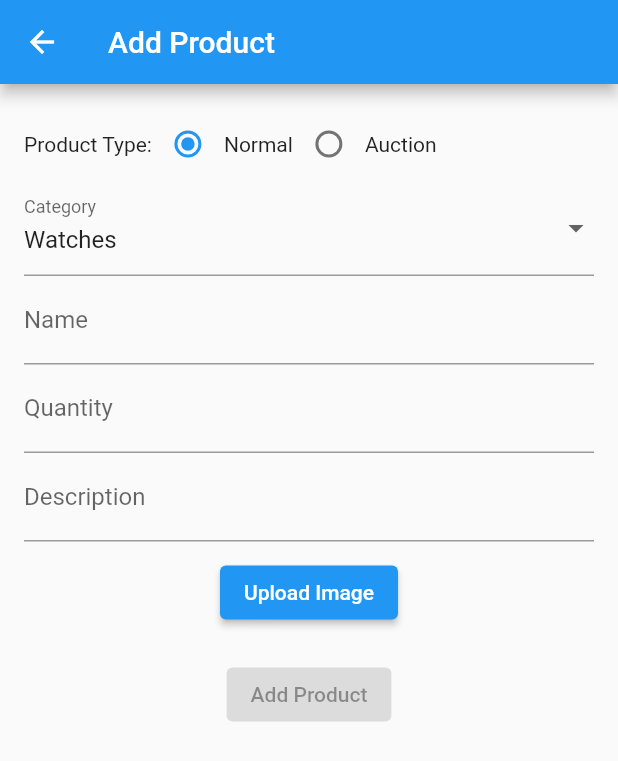
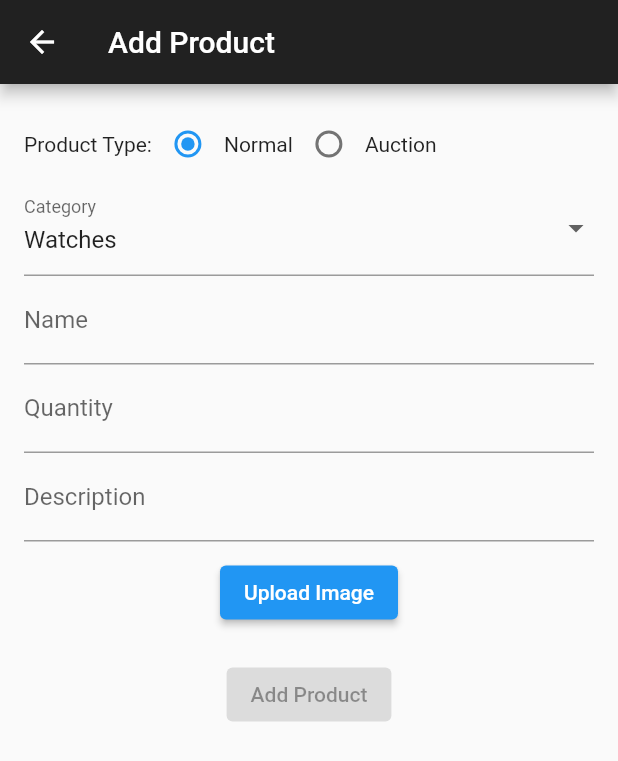
Before and after one commit to OmeshSachethana/UEE_Project, a Flutter app: the MyProductsPage screen opened directly, after a tap on the "add" icon, on a phone screen of 412 x 824 dp. Shown: the top 761 px of the screen. Run offline on Flutter 3.47's test engine with Material 2 defaults, Android fonts, the light colour scheme and no system bars; our stand-ins replace cloud_firestore, firebase_auth, firebase_core, firebase_storage, google_sign_in, image_picker and 2 more; missing offline and left inert: flutter_paypal; accounts and stored records are empty.

Commit message:
changed appbar color

```diff
--- a/lib/pages/add_product.dart
+++ b/lib/pages/add_product.dart
@@ -124,6 +124,7 @@ class _AddProductPageState extends State<AddProductPage> {
   Widget build(BuildContext context) {
     return Scaffold(
       appBar: AppBar(
+        backgroundColor: Colors.grey[900],
         title: const Text('Add Product'),
       ),
       body: Padding(
--- a/lib/pages/auction_products_page.dart
+++ b/lib/pages/auction_products_page.dart
@@ -34,6 +34,7 @@ class _AuctionProductsPageState extends State<AuctionProductsPage> {
   Widget build(BuildContext context) {
     return Scaffold(
       appBar: AppBar(
+        backgroundColor: Colors.grey[900],
         title: Text('Auction Products'),
       ),
       backgroundColor: Color.fromARGB(255, 218, 245, 209),
--- a/lib/pages/my_products_page.dart
+++ b/lib/pages/my_products_page.dart
@@ -211,6 +211,7 @@ class MyProductsPage extends StatelessWidget {
   Widget build(BuildContext context) {
     return Scaffold(
       appBar: AppBar(
+        backgroundColor: Colors.grey[900],
         title: Text('My Products'),
       ),
       backgroundColor: Color.fromARGB(255, 218, 245, 209),
--- a/lib/pages/view_auction_product_page.dart
+++ b/lib/pages/view_auction_product_page.dart
@@ -201,6 +201,7 @@ class _ViewProductPageState extends State<ViewProductPage> {
 
     return Scaffold(
       appBar: AppBar(
+        backgroundColor: Colors.grey[900],
         title: Text(data['name']),
       ),
       backgroundColor: Color.fromARGB(255, 218, 245, 209),
```
